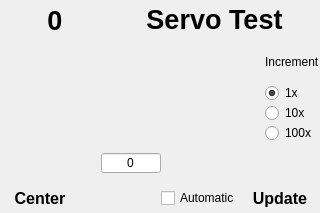
kipr/cbc, file cbcui/ui/Servos.ui: the form before one commit.
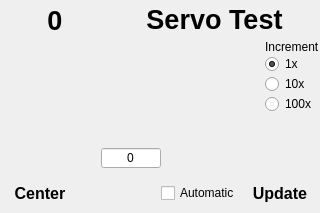
The form after the commit. Icons and pictures are not drawn.

Diff of the .ui file:
```diff
--- a/cbcui/ui/Servos.ui
+++ b/cbcui/ui/Servos.ui
@@ -286,6 +286,19 @@
          </property>
         </widget>
        </item>
+       <item>
+        <spacer>
+         <property name="orientation" >
+          <enum>Qt::Vertical</enum>
+         </property>
+         <property name="sizeHint" >
+          <size>
+           <width>20</width>
+           <height>40</height>
+          </size>
+         </property>
+        </spacer>
+       </item>
       </layout>
      </item>
     </layout>
@@ -448,14 +461,23 @@
    </item>
    <item>
     <layout class="QGridLayout" >
+     <property name="bottomMargin" >
+      <number>5</number>
+     </property>
      <property name="horizontalSpacing" >
       <number>0</number>
      </property>
      <property name="verticalSpacing" >
       <number>0</number>
      </property>
-     <item row="1" column="0" >
+     <item rowspan="2" row="0" column="0" >
       <widget class="QPushButton" name="ui_CenterButton" >
+       <property name="sizePolicy" >
+        <sizepolicy vsizetype="Expanding" hsizetype="Minimum" >
+         <horstretch>0</horstretch>
+         <verstretch>0</verstretch>
+        </sizepolicy>
+       </property>
        <property name="minimumSize" >
         <size>
          <width>80</width>
@@ -497,7 +519,7 @@
        </property>
       </widget>
      </item>
-     <item row="1" column="1" >
+     <item rowspan="2" row="0" column="1" >
       <spacer>
        <property name="orientation" >
         <enum>Qt::Horizontal</enum>
@@ -510,8 +532,14 @@
        </property>
       </spacer>
      </item>
-     <item row="1" column="3" >
+     <item rowspan="2" row="0" column="3" >
       <widget class="QPushButton" name="ui_UpdateButton" >
+       <property name="sizePolicy" >
+        <sizepolicy vsizetype="Expanding" hsizetype="Minimum" >
+         <horstretch>0</horstretch>
+         <verstretch>0</verstretch>
+        </sizepolicy>
+       </property>
        <property name="minimumSize" >
         <size>
          <width>80</width>
@@ -556,7 +584,7 @@
        </property>
       </widget>
      </item>
-     <item row="1" column="2" >
+     <item rowspan="2" row="0" column="2" >
       <widget class="QCheckBox" name="ui_AutoCheck" >
        <property name="text" >
         <string>Automatic</string>
```
